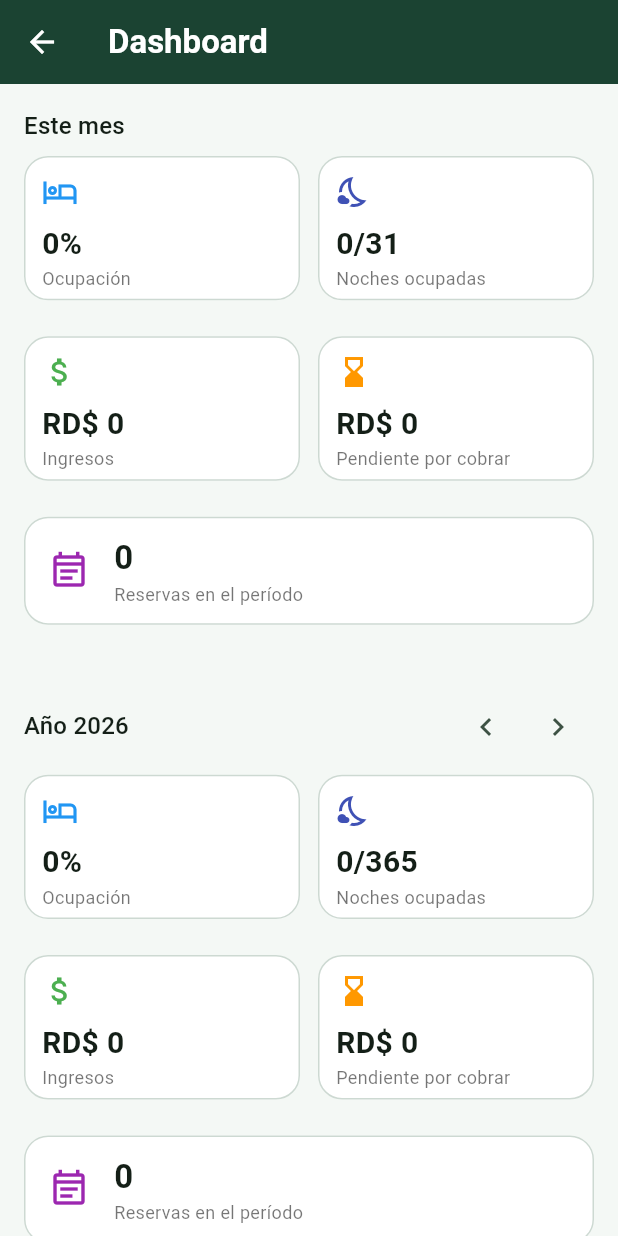
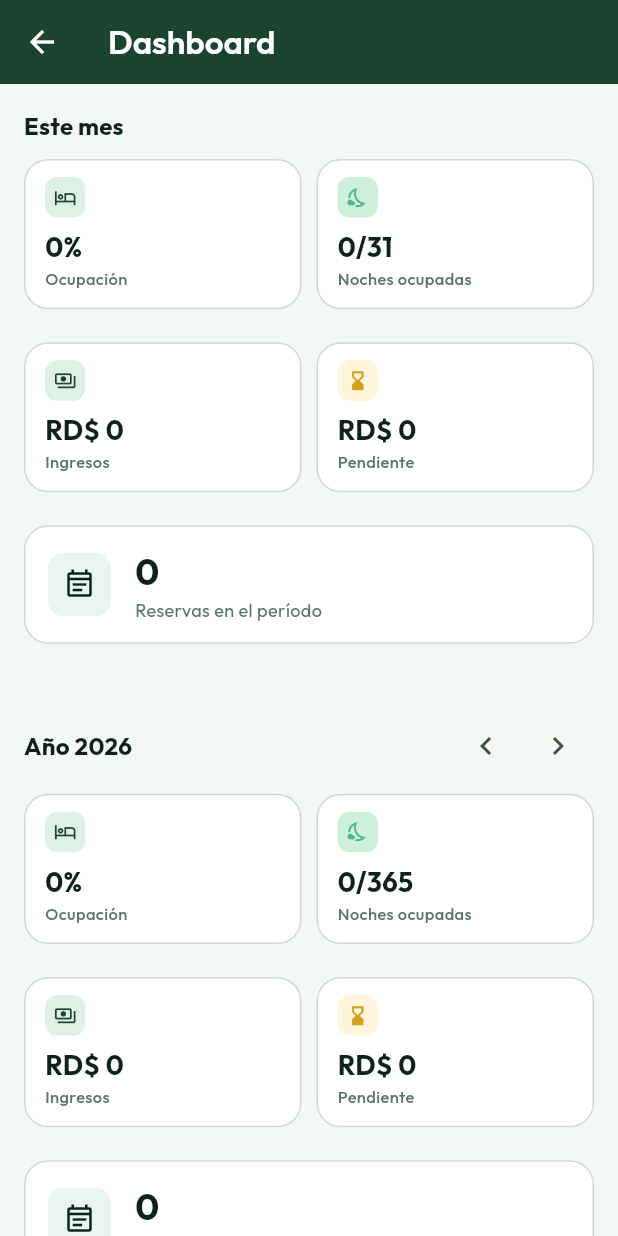
Before and after one commit to Keviinbolo/villaguest, a Flutter app: the HomeScreen screen opened directly, in the side drawer, after a tap on "Dashboard", on a phone screen of 412 x 824 dp. Run offline on Flutter 3.47's test engine with Material 3 defaults, Android fonts, the phone set to English and light mode, and no system bars; our stand-ins replace cloud_firestore, firebase_auth, firebase_core, google_fonts, image_picker, pdf and 2 more; accounts and stored records are empty.

Commit message:
feat: integrate Google Fonts for improved typography and update theme colors across various screens

```diff
--- a/lib/core/theme/app_theme.dart
+++ b/lib/core/theme/app_theme.dart
@@ -1,4 +1,5 @@
 import 'package:flutter/material.dart';
+import 'package:google_fonts/google_fonts.dart';
 
 /// Paleta y tema principal de VillaGuestRD — Selva & Oro.
 ///
@@ -37,6 +38,7 @@ class AppTheme {
     return ThemeData(
       useMaterial3: true,
       scaffoldBackgroundColor: surfacePage,
+      textTheme: GoogleFonts.outfitTextTheme(),
 
       // ── ColorScheme ─────────────────────────────────────────────────
       colorScheme: const ColorScheme(
--- a/lib/features/calendar/presentation/widgets/booking_calendar.dart
+++ b/lib/features/calendar/presentation/widgets/booking_calendar.dart
@@ -1,5 +1,6 @@
 import 'package:flutter/material.dart';
 import 'package:provider/provider.dart';
+import 'package:villaguest/core/theme/app_theme.dart';
 import 'package:villaguest/features/bookings/presentation/booking_provider.dart';
 
 
@@ -250,27 +251,25 @@ class _BookingCalendarState extends State<BookingCalendar> {
     final isDisabled = isPast || isBooked;
 
     Color backgroundColor;
-    Color textColor = Colors.black87;
+    Color textColor;
     Border? border;
 
     if (isSelected) {
-      backgroundColor = Colors.green.shade600;
+      backgroundColor = AppTheme.teal;
       textColor = Colors.white;
     } else if (isBooked) {
-      backgroundColor = Colors.orange.shade200;
-      textColor = Colors.brown.shade800;
+      backgroundColor = AppTheme.lime.withValues(alpha: 0.18);
+      textColor = const Color(0xFF7A5500);
     } else if (isPast) {
-      backgroundColor = Colors.grey.shade200;
-      textColor = Colors.grey.shade500;
+      backgroundColor = const Color(0xFFEEF0EE);
+      textColor = const Color(0xFFADBBB4);
     } else {
-      backgroundColor = Colors.green.shade100;
+      backgroundColor = AppTheme.sage.withValues(alpha: 0.30);
+      textColor = AppTheme.navy;
     }
 
     if (isToday && !isSelected) {
-      border = Border.all(
-        color: Colors.green.shade700,
-        width: 2,
-      );
+      border = Border.all(color: AppTheme.teal, width: 2);
     }
 
     VoidCallback? onTap;
@@ -306,21 +305,29 @@ class _BookingCalendarState extends State<BookingCalendar> {
       return Row(
         mainAxisSize: MainAxisSize.min,
         children: [
-          Container(width: 12, height: 12, color: color),
-          const SizedBox(width: 4),
-          Text(label, style: const TextStyle(fontSize: 12)),
+          Container(
+            width: 12,
+            height: 12,
+            decoration: BoxDecoration(
+              color: color,
+              borderRadius: BorderRadius.circular(3),
+              border: Border.all(color: color.withValues(alpha: 0.4), width: 0.5),
+            ),
+          ),
+          const SizedBox(width: 5),
+          Text(label, style: const TextStyle(fontSize: 12, color: Color(0xFF5A7568))),
         ],
       );
     }
 
     return Wrap(
       spacing: 16,
-      runSpacing: 4,
+      runSpacing: 6,
       children: [
-        legendItem(Colors.green.shade100, 'Libre'),
-        legendItem(Colors.orange.shade200, 'Reservado'),
-        legendItem(Colors.green.shade600, 'Selección'),
-        legendItem(Colors.grey.shade200, 'Pasado'),
+        legendItem(AppTheme.sage.withValues(alpha: 0.30), 'Libre'),
+        legendItem(AppTheme.lime.withValues(alpha: 0.18), 'Reservado'),
+        legendItem(AppTheme.teal, 'Selección'),
+        legendItem(const Color(0xFFEEF0EE), 'Pasado'),
       ],
     );
   }
--- a/lib/features/dashboard/presentation/screen/dashboard_screen.dart
+++ b/lib/features/dashboard/presentation/screen/dashboard_screen.dart
@@ -1,17 +1,11 @@
 import 'package:flutter/material.dart';
+import 'package:villaguest/core/theme/app_theme.dart';
 import 'package:villaguest/core/theme/gradient_app_bar.dart';
 import 'package:provider/provider.dart';
 import 'package:villaguest/features/bookings/presentation/booking_provider.dart';
 
 import '../../../bookings/data/models/booking_model.dart';
 
-
-/// Dashboard de ocupación e ingresos. Calcula todo en el cliente a
-/// partir de las reservas ya cargadas en BookingProvider — sin queries
-/// nuevas a Firestore. Funciona porque BookingProvider solo se
-/// suscribe para cuentas admin (ver ChangeNotifierProxyProvider en
-/// main.dart), así que este dashboard es, por construcción, invisible
-/// para staff.
 class DashboardScreen extends StatefulWidget {
   const DashboardScreen({super.key});
 
@@ -41,16 +35,12 @@ class _DashboardScreenState extends State<DashboardScreen> {
     var bookingsCount = 0;
 
     for (final b in bookings) {
-      // El ingreso se atribuye al periodo donde cae el check-in, para
-      // no contar dos veces una estancia que cruza el límite del mes.
       if (!b.checkIn.isBefore(periodStart) && b.checkIn.isBefore(periodEnd)) {
         bookingsCount++;
         totalRevenue += b.totalPrice;
         totalCollected += b.depositPaid;
       }
 
-      // Para ocupación sí contamos las noches que caen dentro del
-      // periodo, aunque la estancia empiece antes o termine después.
       final overlapStart = b.checkIn.isAfter(periodStart) ? b.checkIn : periodStart;
       final overlapEnd = b.checkOut.isBefore(periodEnd) ? b.checkOut : periodEnd;
       if (overlapEnd.isAfter(overlapStart)) {
@@ -94,8 +84,6 @@ class _DashboardScreenState extends State<DashboardScreen> {
       );
     }
 
-    // Reservas canceladas no cuentan ni para ocupación ni para
-    // ingresos.
     final activeBookings =
         bookingProvider.bookings.where((b) => b.status != 'cancelled').toList();
 
@@ -128,14 +116,18 @@ class _DashboardScreenState extends State<DashboardScreen> {
             _buildTodaySection(todayCheckIns, todayCheckOuts),
             const SizedBox(height: 24),
           ],
-          Text('Este mes', style: Theme.of(context).textTheme.titleMedium),
-          const SizedBox(height: 8),
+          Text('Este mes', style: Theme.of(context).textTheme.titleMedium?.copyWith(
+            color: AppTheme.navy, fontWeight: FontWeight.w700,
+          )),
+          const SizedBox(height: 10),
           _buildStatsGrid(monthStats),
           const SizedBox(height: 32),
           Row(
             mainAxisAlignment: MainAxisAlignment.spaceBetween,
             children: [
-              Text('Año $_selectedYear', style: Theme.of(context).textTheme.titleMedium),
+              Text('Año $_selectedYear', style: Theme.of(context).textTheme.titleMedium?.copyWith(
+                color: AppTheme.navy, fontWeight: FontWeight.w700,
+              )),
               Row(
                 children: [
                   IconButton(
@@ -153,7 +145,9 @@ class _DashboardScreenState extends State<DashboardScreen> {
           const SizedBox(height: 8),
           _buildStatsGrid(yearStats),
           const SizedBox(height: 24),
-          Text('Ingresos por mes', style: Theme.of(context).textTheme.titleSmall),
+          Text('Ingresos por mes', style: Theme.of(context).textTheme.titleSmall?.copyWith(
+            color: AppTheme.navy, fontWeight: FontWeight.w600,
+          )),
           const SizedBox(height: 12),
           _buildMonthlyBarChart(monthlyRevenue),
           const SizedBox(height: 16),
@@ -169,14 +163,17 @@ class _DashboardScreenState extends State<DashboardScreen> {
     return Column(
       crossAxisAlignment: CrossAxisAlignment.start,
       children: [
-        Text('Hoy', style: Theme.of(context).textTheme.titleMedium),
+        Text('Hoy', style: Theme.of(context).textTheme.titleMedium?.copyWith(
+          color: AppTheme.navy, fontWeight: FontWeight.w700,
+        )),
         const SizedBox(height: 8),
         if (checkIns.isNotEmpty) ...[
           _todayCard(
             label: 'Check-in hoy',
             bookings: checkIns,
             icon: Icons.login_outlined,
-            color: Colors.green,
+            color: AppTheme.teal,
+            bgColor: AppTheme.sage.withValues(alpha: 0.25),
           ),
           const SizedBox(height: 8),
         ],
@@ -185,7 +182,8 @@ class _DashboardScreenState extends State<DashboardScreen> {
             label: 'Check-out hoy',
             bookings: checkOuts,
             icon: Icons.logout_outlined,
-            color: Colors.orange,
+            color: AppTheme.lime,
+            bgColor: AppTheme.cyan.withValues(alpha: 0.5),
           ),
       ],
     );
@@ -196,37 +194,47 @@ class _DashboardScreenState extends State<DashboardScreen> {
     required List<BookingModel> bookings,
     required IconData icon,
     required Color color,
+    required Color bgColor,
   }) {
     return Card(
       child: Padding(
-        padding: const EdgeInsets.all(12),
+        padding: const EdgeInsets.all(14),
         child: Column(
           crossAxisAlignment: CrossAxisAlignment.start,
           children: [
             Row(
               children: [
-                Icon(icon, color: color, size: 18),
-                const SizedBox(width: 8),
+                Container(
+                  padding: const EdgeInsets.all(6),
+                  decoration: BoxDecoration(
+                    color: bgColor,
+                    borderRadius: BorderRadius.circular(8),
+                  ),
+                  child: Icon(icon, color: color, size: 16),
+                ),
+                const SizedBox(width: 10),
                 Text(
                   '$label (${bookings.length})',
                   style: TextStyle(
-                    fontWeight: FontWeight.bold,
+                    fontWeight: FontWeight.w600,
+                    fontSize: 14,
                     color: color,
                   ),
                 ),
               ],
             ),
-            const SizedBox(height: 8),
+            const SizedBox(height: 10),
             for (final b in bookings)
               Padding(
                 padding: const EdgeInsets.only(top: 4),
                 child: Row(
                   mainAxisAlignment: MainAxisAlignment.spaceBetween,
                   children: [
-                    Text(b.guestName),
+                    Text(b.guestName,
+                        style: const TextStyle(color: Color(0xFF1A2E20), fontWeight: FontWeight.w500)),
                     Text(
                       'RD\$ ${b.totalPrice.toStringAsFixed(0)}',
-                      style: const TextStyle(color: Colors.black54, fontSize: 12),
+                      style: const TextStyle(color: Color(0xFF5A7568), fontSize: 12),
                     ),
                   ],
                 ),
@@ -244,83 +252,142 @@ class _DashboardScreenState extends State<DashboardScreen> {
           crossAxisCount: 2,
           shrinkWrap: true,
           physics: const NeverScrollableScrollPhysics(),
-          mainAxisSpacing: 12,
-          crossAxisSpacing: 12,
-          childAspectRatio: 1.7,
+          mainAxisSpacing: 10,
+          crossAxisSpacing: 10,
+          childAspectRatio: 1.65,
           children: [
             _statCard(
               'Ocupación',
               '${(stats.occupancyRate * 100).toStringAsFixed(0)}%',
               Icons.hotel_outlined,
-              Colors.blue,
+              AppTheme.teal,
+              AppTheme.sage.withValues(alpha: 0.45),
             ),
             _statCard(
               'Noches ocupadas',
               '${stats.occupiedNights}/${stats.totalNightsInPeriod}',
               Icons.nights_stay_outlined,
-              Colors.indigo,
+              AppTheme.mint,
+              const Color(0xFFCDF0D8),
             ),
             _statCard(
               'Ingresos',
-              'RD\$ ${stats.totalRevenue.toStringAsFixed(0)}',
-              Icons.attach_money,
-              Colors.green,
+              'RD\$ ${_compact(stats.totalRevenue)}',
+              Icons.payments_outlined,
+              AppTheme.teal,
+              AppTheme.sage.withValues(alpha: 0.45),
             ),
             _statCard(
-              'Pendiente por cobrar',
-              'RD\$ ${stats.pendingBalance.toStringAsFixed(0)}',
+              'Pendiente',
+              'RD\$ ${_compact(stats.pendingBalance)}',
               Icons.hourglass_bottom_outlined,
-              Colors.orange,
+              AppTheme.lime,
+              AppTheme.cyan.withValues(alpha: 0.6),
             ),
           ],
         ),
-        const SizedBox(height: 12),
+        const SizedBox(height: 10),
         _statCardWide(
           'Reservas en el período',
           '${stats.bookingsCount}',
           Icons.event_note_outlined,
-          Colors.purple,
+          AppTheme.navy,
+          AppTheme.sage.withValues(alpha: 0.30),
         ),
       ],
     );
   }
 
-  Widget _statCard(String label, String value, IconData icon, Color color) {
+  String _compact(double value) {
+    if (value >= 1000000) return '${(value / 1000000).toStringAsFixed(1)}M';
+    if (value >= 1000) return '${(value / 1000).toStringAsFixed(0)}k';
+    return value.toStringAsFixed(0);
+  }
+
+  Widget _statCard(
+    String label,
+    String value,
+    IconData icon,
+    Color iconColor,
+    Color iconBg,
+  ) {
     return Card(
       child: Padding(
-        padding: const EdgeInsets.all(12),
+        padding: const EdgeInsets.symmetric(horizontal: 14, vertical: 12),
         child: Column(
           crossAxisAlignment: CrossAxisAlignment.start,
-          mainAxisAlignment: MainAxisAlignment.center,
           children: [
-            Icon(icon, color: color),
-            const SizedBox(height: 8),
-            Text(value, style: const TextStyle(fontSize: 20, fontWeight: FontWeight.bold)),
-            Text(label, style: const TextStyle(fontSize: 12, color: Colors.black54)),
+            Container(
+              padding: const EdgeInsets.all(6),
+              decoration: BoxDecoration(
+                color: iconBg,
+                borderRadius: BorderRadius.circular(8),
+              ),
+              child: Icon(icon, size: 15, color: iconColor),
+            ),
+            const Spacer(),
+            Text(
+              value,
+              style: const TextStyle(
+                fontSize: 18,
+                fontWeight: FontWeight.w700,
+                color: AppTheme.navy,
+              ),
+              maxLines: 1,
+              overflow: TextOverflow.ellipsis,
+            ),
+            const SizedBox(height: 1),
+            Text(
+              label,
+              style: const TextStyle(
+                fontSize: 11,
+                color: Color(0xFF5A7568),
+                fontWeight: FontWeight.w500,
+              ),
+              maxLines: 1,
+              overflow: TextOverflow.ellipsis,
+            ),
           ],
         ),
       ),
     );
   }
 
-  Widget _statCardWide(String label, String value, IconData icon, Color color) {
+  Widget _statCardWide(
+    String label,
+    String value,
+    IconData icon,
+    Color iconColor,
+    Color iconBg,
+  ) {
     return Card(
       child: Padding(
-        padding: const EdgeInsets.symmetric(horizontal: 16, vertical: 12),
+        padding: const EdgeInsets.symmetric(horizontal: 16, vertical: 14),
         child: Row(
           children: [
-            Icon(icon, color: color, size: 28),
+            Container(
+              padding: const EdgeInsets.all(10),
+              decoration: BoxDecoration(
+                color: iconBg,
+                borderRadius: BorderRadius.circular(10),
+              ),
+              child: Icon(icon, color: iconColor, size: 22),
+            ),
             const SizedBox(width: 16),
             Column(
               crossAxisAlignment: CrossAxisAlignment.start,
               children: [
                 Text(
                   value,
-                  style: const TextStyle(fontSize: 22, fontWeight: FontWeight.bold),
+                  style: const TextStyle(
+                    fontSize: 24,
+                    fontWeight: FontWeight.w700,
+                    color: AppTheme.navy,
+                  ),
                 ),
                 Text(
                   label,
-                  style: const TextStyle(fontSize: 12, color: Colors.black54),
+                  style: const TextStyle(fontSize: 12, color: Color(0xFF5A7568)),
                 ),
               ],
             ),
@@ -332,6 +399,8 @@ class _DashboardScreenState extends State<DashboardScreen> {
 
   Widget _buildMonthlyBarChart(List<double> monthlyRevenue) {
     final maxValue = monthlyRevenue.reduce((a, b) => a > b ? a : b);
+    final now = DateTime.now();
+    final currentMonthIndex = _selectedYear == now.year ? now.month - 1 : -1;
 
     return SizedBox(
       height: 160,
@@ -340,6 +409,7 @@ class _DashboardScreenState extends State<DashboardScreen> {
         children: List.generate(12, (i) {
           final value = monthlyRevenue[i];
           final heightFraction = maxValue == 0 ? 0.0 : value / maxValue;
+          final isCurrent = i == currentMonthIndex;
 
           return Expanded(
             child: Padding(
@@ -352,18 +422,31 @@ class _DashboardScreenState extends State<DashboardScreen> {
                       value >= 1000
                           ? '${(value / 1000).toStringAsFixed(1)}k'
                           : value.toStringAsFixed(0),
-                      style: const TextStyle(fontSize: 9),
+                      style: TextStyle(
+                        fontSize: 9,
+                        color: isCurrent ? AppTheme.lime : const Color(0xFF5A7568),
+                        fontWeight: isCurrent ? FontWeight.w700 : FontWeight.normal,
+                      ),
                     ),
                   const SizedBox(height: 4),
                   Container(
                     height: 100 * heightFraction,
                     decoration: BoxDecoration(
-                      color: Colors.blue.shade300,
+                      color: isCurrent
+                          ? AppTheme.lime
+                          : AppTheme.teal.withValues(alpha: 0.55),
                       borderRadius: const BorderRadius.vertical(top: Radius.circular(4)),
                     ),
                   ),
                   const SizedBox(height: 4),
-                  Text(_monthLabels[i], style: const TextStyle(fontSize: 10)),
+                  Text(
+                    _monthLabels[i],
+                    style: TextStyle(
+                      fontSize: 10,
+                      fontWeight: isCurrent ? FontWeight.w700 : FontWeight.normal,
+                      color: isCurrent ? AppTheme.teal : const Color(0xFF6B7A99),
+                    ),
+                  ),
                 ],
               ),
             ),
--- a/pubspec.yaml
+++ b/pubspec.yaml
@@ -18,6 +18,7 @@ dependencies:
 
   # Estado
   provider: ^6.1.2
+  google_fonts: ^6.2.1
 
   # Utilidades
   intl: ^0.20.3                  # Formateo de fechas y monedas
```
Also changed, not shown: pubspec.lock, 2 other files.
